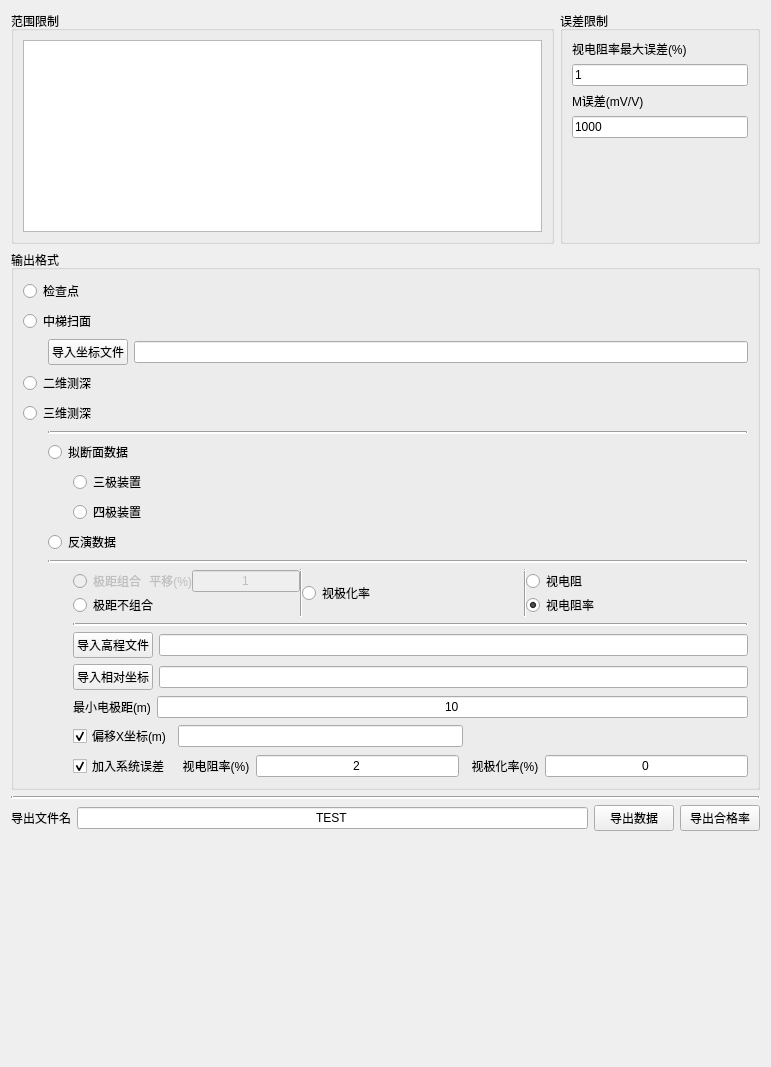
Qt form wdt_out_put.ui (Anticiper/TdipProc) before a commit.
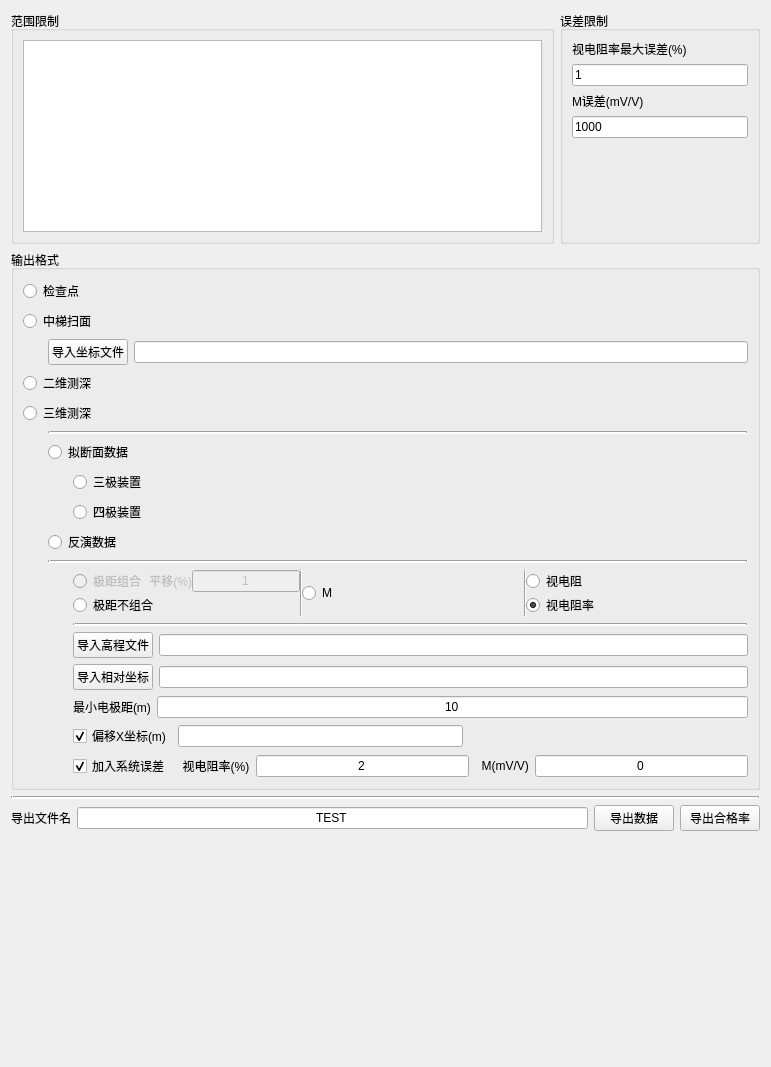
The same form after that commit.

```diff
--- a/wdt_out_put.ui
+++ b/wdt_out_put.ui
@@ -367,7 +367,7 @@
                      <bool>true</bool>
                     </property>
                     <property name="text">
-                     <string>视极化率</string>
+                     <string>M</string>
                     </property>
                     <property name="checkable">
                      <bool>true</bool>
@@ -569,7 +569,7 @@
                 <item>
                  <widget class="QLabel" name="lbSystemErrCp_2">
                   <property name="text">
-                   <string>  视极化率(%)</string>
+                   <string>  M(mV/V)</string>
                   </property>
                  </widget>
                 </item>
```
